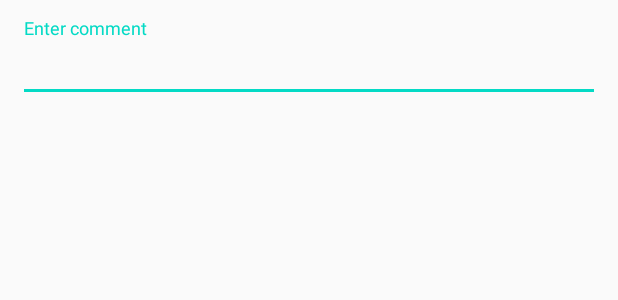
After one commit to Lumbo1379/DailyMoodTracker, an Android app: the layout dialogue_comment.xml on its own in the app's theme, with its tools: preview values and no code run, on a phone screen of 412 x 824 dp. The commit adds this screen. Shown: the top 300 px of the screen. Run offline under Robolectric (Android 15) with nearby library versions, the phone set to English and light mode, and no system bars.

Commit message:
Mood history and comment dialogue
Can add comments to moods
Comment icon displays on mood history
Can be clciked to display toast

```diff
--- a/app/src/main/res/layout/activity_main.xml
+++ b/app/src/main/res/layout/activity_main.xml
@@ -36,10 +36,10 @@
 
     <ImageView
         android:id="@+id/activity_main_image_comment"
-        android:layout_width="77dp"
-        android:layout_height="77dp"
+        android:layout_width="wrap_content"
+        android:layout_height="wrap_content"
         android:padding="12dp"
-        android:src="@drawable/ic_comment_black_48px"
+        android:src="@drawable/ic_note_add_black"
         app:layout_constraintBottom_toBottomOf="parent"
         app:layout_constraintEnd_toEndOf="parent"
         app:layout_constraintHorizontal_bias="0"
--- /dev/null
+++ b/app/src/main/res/layout/dialogue_comment.xml
@@ -0,0 +1,20 @@
+<?xml version="1.0" encoding="utf-8"?>
+<FrameLayout xmlns:android="http://schemas.android.com/apk/res/android"
+    android:layout_width="match_parent"
+    android:layout_height="wrap_content"
+    android:padding="12dp">
+
+    <com.google.android.material.textfield.TextInputLayout
+        android:layout_width="match_parent"
+        android:layout_height="wrap_content">
+
+        <AutoCompleteTextView
+            android:id="@+id/dialogue_comment_input"
+            android:layout_width="match_parent"
+            android:layout_height="wrap_content"
+            android:hint="Enter comment"
+            android:imeOptions="actionDone"
+            android:inputType="text" />
+
+    </com.google.android.material.textfield.TextInputLayout>
+</FrameLayout>
```
Also changed, not shown: app/src/main/java/com/example/dailymoodtracker/controller/MainActivity.java (+47 -4 lines), app/src/main/java/com/example/dailymoodtracker/controller/MoodHistoryAdapter.java (+28 -15 lines), app/src/main/java/com/example/dailymoodtracker/model/Mood.java (+10 -0 lines), app/src/main/java/com/example/dailymoodtracker/model/MoodHistory.java (added, +39 -0 lines), app/src/main/res/layout/list_row_layout.xml (+13 -2 lines).
